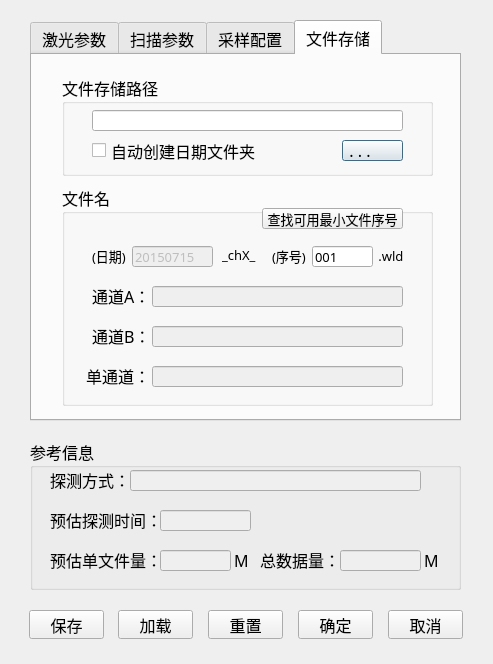
This is paradialog.ui in GitYuanZi/Coherent_wind as Qt 5 draws it before an edit. The edited form follows.
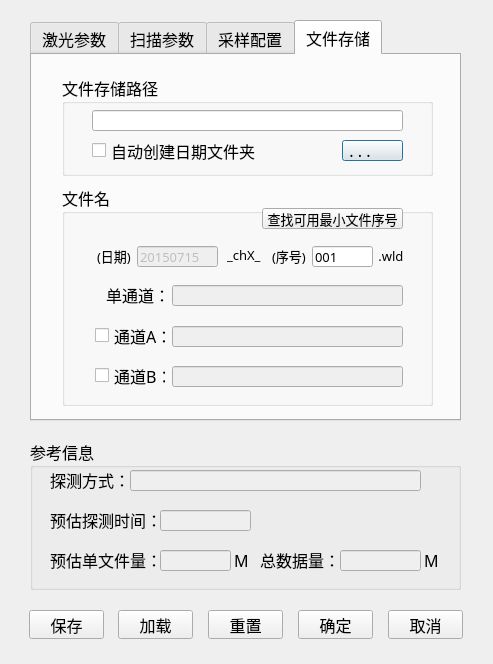
This is the edited form. The open tabs and pages were chosen to show the change. Icons and pictures are not drawn.

Commit message: 采集开始后左侧显示即将存储内容；双通道可选择存储一个或两个文件；在工具栏添加串口快捷键

The edit to the form file:
```diff
--- a/paradialog.ui
+++ b/paradialog.ui
@@ -839,23 +839,10 @@
        <string> .wld</string>
       </property>
      </widget>
-     <widget class="QLabel" name="label_15">
-      <property name="geometry">
-       <rect>
-        <x>30</x>
-        <y>140</y>
-        <width>61</width>
-        <height>21</height>
-       </rect>
-      </property>
-      <property name="text">
-       <string>通道B：</string>
-      </property>
-     </widget>
      <widget class="QLabel" name="label_5">
       <property name="geometry">
        <rect>
-        <x>30</x>
+        <x>35</x>
         <y>60</y>
         <width>41</width>
         <height>21</height>
@@ -895,9 +882,9 @@
       </property>
       <property name="geometry">
        <rect>
-        <x>90</x>
-        <y>141</y>
-        <width>251</width>
+        <x>110</x>
+        <y>181</y>
+        <width>231</width>
         <height>21</height>
        </rect>
       </property>
@@ -913,7 +900,7 @@
       </property>
       <property name="geometry">
        <rect>
-        <x>70</x>
+        <x>75</x>
         <y>61</y>
         <width>81</width>
         <height>21</height>
@@ -931,8 +918,8 @@
      <widget class="QLabel" name="label_35">
       <property name="geometry">
        <rect>
-        <x>20</x>
-        <y>180</y>
+        <x>40</x>
+        <y>99</y>
         <width>71</width>
         <height>21</height>
        </rect>
@@ -947,38 +934,19 @@
       </property>
       <property name="geometry">
        <rect>
-        <x>90</x>
-        <y>181</y>
-        <width>251</width>
-        <height>21</height>
-       </rect>
-      </property>
-      <property name="font">
-       <font>
-        <pointsize>10</pointsize>
-       </font>
-      </property>
-      <property name="text">
-       <string/>
-      </property>
-     </widget>
-     <widget class="QLabel" name="label_14">
-      <property name="geometry">
-       <rect>
-        <x>30</x>
+        <x>110</x>
         <y>100</y>
-        <width>61</width>
+        <width>231</width>
         <height>21</height>
        </rect>
       </property>
-      <property name="frameShape">
-       <enum>QFrame::NoFrame</enum>
-      </property>
-      <property name="frameShadow">
-       <enum>QFrame::Plain</enum>
+      <property name="font">
+       <font>
+        <pointsize>10</pointsize>
+       </font>
       </property>
       <property name="text">
-       <string>通道A：</string>
+       <string/>
       </property>
      </widget>
      <widget class="QLineEdit" name="lineEdit_dataFileName_chA">
@@ -987,9 +955,9 @@
       </property>
       <property name="geometry">
        <rect>
-        <x>90</x>
-        <y>101</y>
-        <width>251</width>
+        <x>110</x>
+        <y>141</y>
+        <width>231</width>
         <height>21</height>
        </rect>
       </property>
@@ -1008,7 +976,7 @@
      <widget class="QLabel" name="label_16">
       <property name="geometry">
        <rect>
-        <x>160</x>
+        <x>165</x>
         <y>60</y>
         <width>41</width>
         <height>20</height>
@@ -1023,6 +991,32 @@
        <string>_chX_</string>
       </property>
      </widget>
+     <widget class="QCheckBox" name="checkBox_channelA">
+      <property name="geometry">
+       <rect>
+        <x>33</x>
+        <y>140</y>
+        <width>71</width>
+        <height>21</height>
+       </rect>
+      </property>
+      <property name="text">
+       <string>通道A：</string>
+      </property>
+     </widget>
+     <widget class="QCheckBox" name="checkBox_channelB">
+      <property name="geometry">
+       <rect>
+        <x>33</x>
+        <y>180</y>
+        <width>71</width>
+        <height>21</height>
+       </rect>
+      </property>
+      <property name="text">
+       <string>通道B：</string>
+      </property>
+     </widget>
     </widget>
    </widget>
   </widget>
```
Left out of the diff: 2 changed lines with no effect on the pictures. The commit also changes 12 other files.
